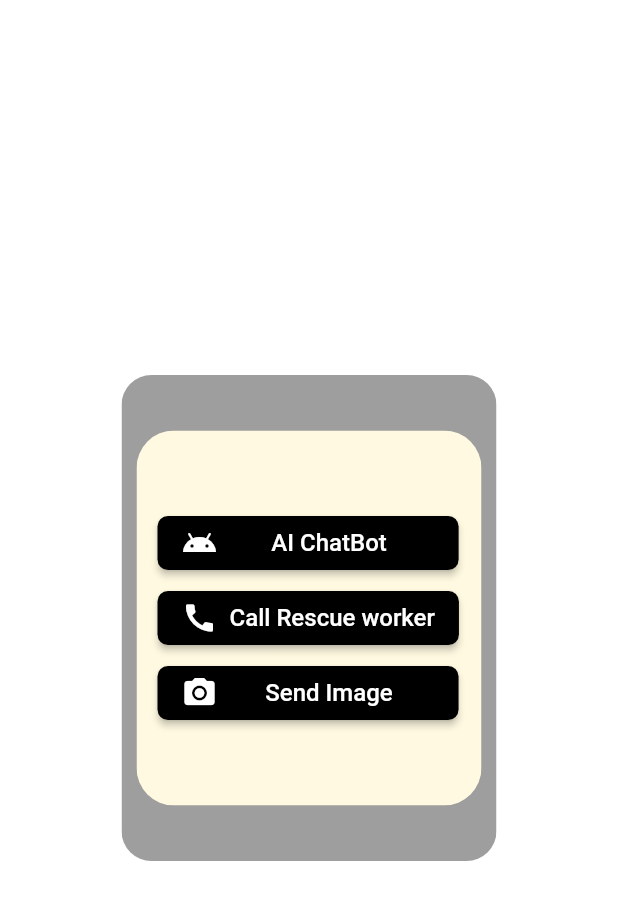
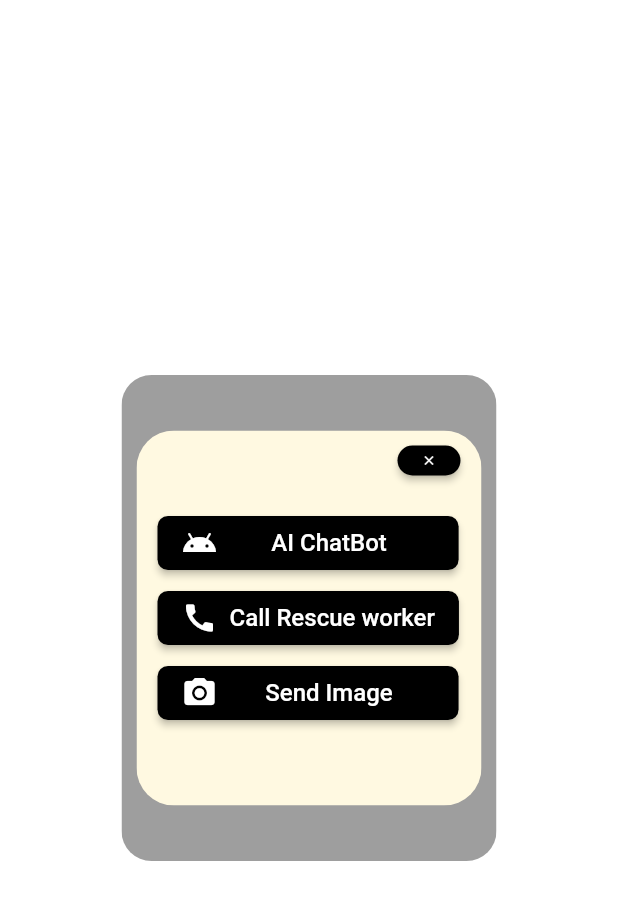
Before and after one commit to shaeakh/FlutterProject_FireBase_Chatapp, a Flutter app: the screen it shows after launch, after a tap on "Fire !! Alert Others", on a phone screen of 412 x 824 dp. Shown: the top 900 px of the screen. Run offline on Flutter 3.47's test engine with Material 2 defaults, Android fonts, the phone set to English and light mode, and no system bars; our stand-ins replace audioplayers, cloud_firestore, firebase_core, firebase_storage, image_picker; accounts and stored records are empty.

Commit message:
backup push

```diff
--- a/lib/screens/alert.dart
+++ b/lib/screens/alert.dart
@@ -366,6 +366,38 @@ class _NeonLightsState extends State<NeonLights> {
                                           ],
                                         ),
                                       ),
+                                      Positioned(
+                                        top: 10,
+                                        right: 14,
+                                        width: 42,
+                                        height: 20,
+                                        child: Stack(
+                                          children: [
+                                            ElevatedButton(
+                                              onPressed: Onclick,
+                                              style: ButtonStyle(
+                                                backgroundColor: MaterialStateProperty.all<Color>(Colors.black),
+                                                shape: MaterialStateProperty.all<RoundedRectangleBorder>(
+                                                  RoundedRectangleBorder(
+                                                    borderRadius: BorderRadius.circular(100.0),
+                                                  ),
+                                                ),
+                                              ),
+
+                                              child: Row(
+                                                mainAxisSize: MainAxisSize.min,
+                                                children: [
+                                                  Icon(
+                                                    Icons.close, // Replace with your AI icon
+                                                    color: Colors.white, //
+                                                    size: 10,// Icon color
+                                                  ),
+                                                ],
+                                              ),
+                                            ),
+                                          ],
+                                        ),
+                                      ),
 
                                     ],
                                   ),
--- a/pubspec.yaml
+++ b/pubspec.yaml
@@ -40,6 +40,8 @@ dependencies:
   image_picker: ^1.0.4
   firebase_storage: ^11.2.7
   audioplayers: ^5.1.0
+  google_maps_flutter: ^2.5.0
+
 dev_dependencies:
   flutter_test:
     sdk: flutter
```
Also changed, not shown: lib/screens/standby.dart (+18 -0 lines), lib/widgets/alert/dami.dart (deleted, +0 -30 lines), pubspec.lock.
